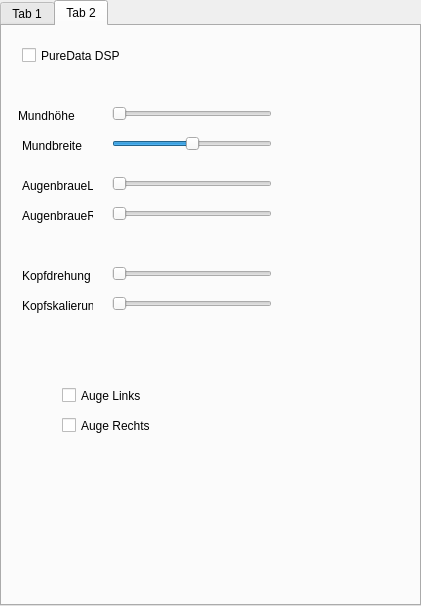
luxil/FEASKonsole, file FEASKonsole/widget.ui: the form before one commit.
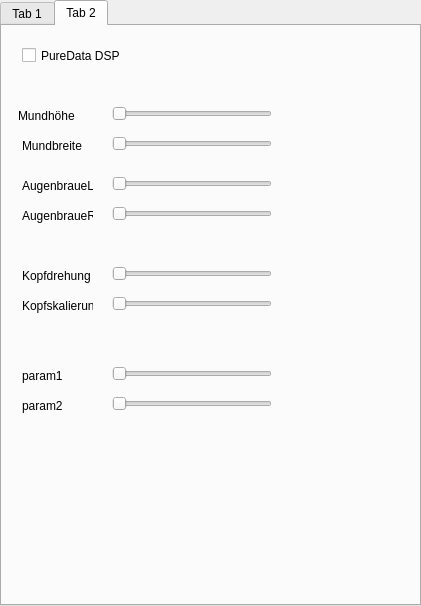
The form after the commit.

Patch:
```diff
--- a/FEASKonsole/widget.ui
+++ b/FEASKonsole/widget.ui
@@ -74,10 +74,10 @@
      </rect>
     </property>
     <property name="minimum">
-     <number>-700</number>
+     <number>0</number>
     </property>
     <property name="maximum">
-     <number>700</number>
+     <number>100</number>
     </property>
     <property name="orientation">
      <enum>Qt::Horizontal</enum>
@@ -135,32 +135,6 @@
      <enum>Qt::Horizontal</enum>
     </property>
    </widget>
-   <widget class="QCheckBox" name="AugeLcheckBox">
-    <property name="geometry">
-     <rect>
-      <x>60</x>
-      <y>360</y>
-      <width>81</width>
-      <height>19</height>
-     </rect>
-    </property>
-    <property name="text">
-     <string>Auge Links</string>
-    </property>
-   </widget>
-   <widget class="QCheckBox" name="AugeRcheckBox">
-    <property name="geometry">
-     <rect>
-      <x>60</x>
-      <y>390</y>
-      <width>91</width>
-      <height>19</height>
-     </rect>
-    </property>
-    <property name="text">
-     <string>Auge Rechts</string>
-    </property>
-   </widget>
    <widget class="QLabel" name="label">
     <property name="geometry">
      <rect>
@@ -239,6 +213,64 @@
      <string>Kopfskalierung</string>
     </property>
    </widget>
+   <widget class="QLabel" name="label_7">
+    <property name="geometry">
+     <rect>
+      <x>20</x>
+      <y>340</y>
+      <width>71</width>
+      <height>20</height>
+     </rect>
+    </property>
+    <property name="text">
+     <string>param1</string>
+    </property>
+   </widget>
+   <widget class="QLabel" name="label_8">
+    <property name="geometry">
+     <rect>
+      <x>20</x>
+      <y>370</y>
+      <width>71</width>
+      <height>20</height>
+     </rect>
+    </property>
+    <property name="text">
+     <string>param2</string>
+    </property>
+   </widget>
+   <widget class="QSlider" name="param1_slider">
+    <property name="geometry">
+     <rect>
+      <x>110</x>
+      <y>340</y>
+      <width>160</width>
+      <height>16</height>
+     </rect>
+    </property>
+    <property name="maximum">
+     <number>100</number>
+    </property>
+    <property name="orientation">
+     <enum>Qt::Horizontal</enum>
+    </property>
+   </widget>
+   <widget class="QSlider" name="param2_slider">
+    <property name="geometry">
+     <rect>
+      <x>110</x>
+      <y>370</y>
+      <width>160</width>
+      <height>16</height>
+     </rect>
+    </property>
+    <property name="maximum">
+     <number>100</number>
+    </property>
+    <property name="orientation">
+     <enum>Qt::Horizontal</enum>
+    </property>
+   </widget>
   </widget>
  </widget>
  <resources/>
```
Left out of the diff: 15 changed lines with no effect on the pictures.
